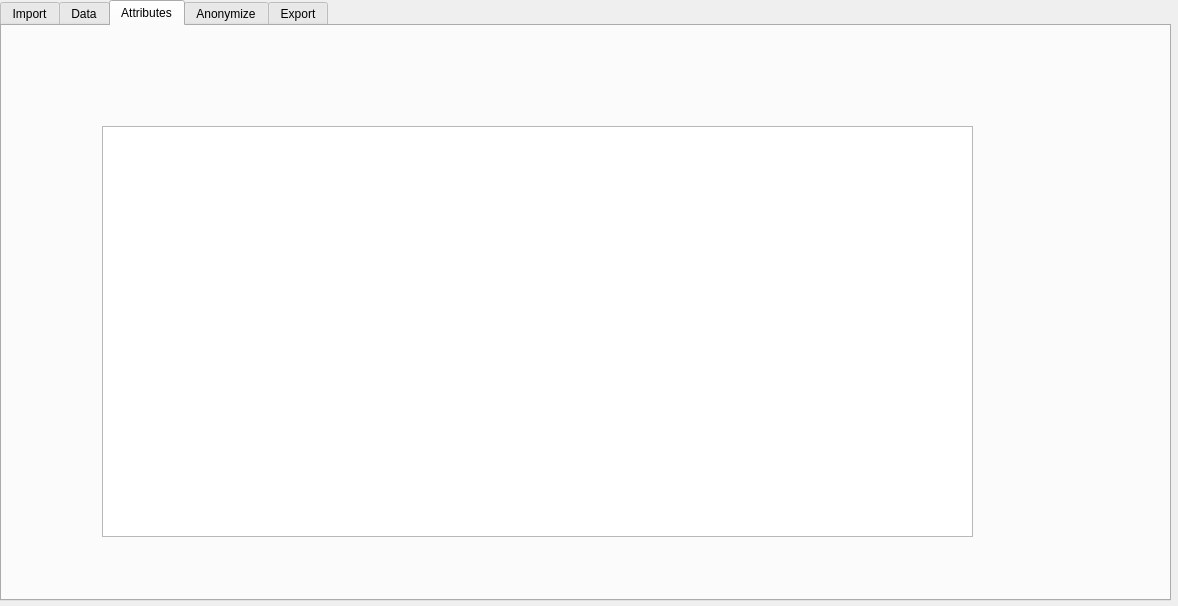
Above: Application.ui from brunoguedelha99/Tese before the change. Below: the same form after it.
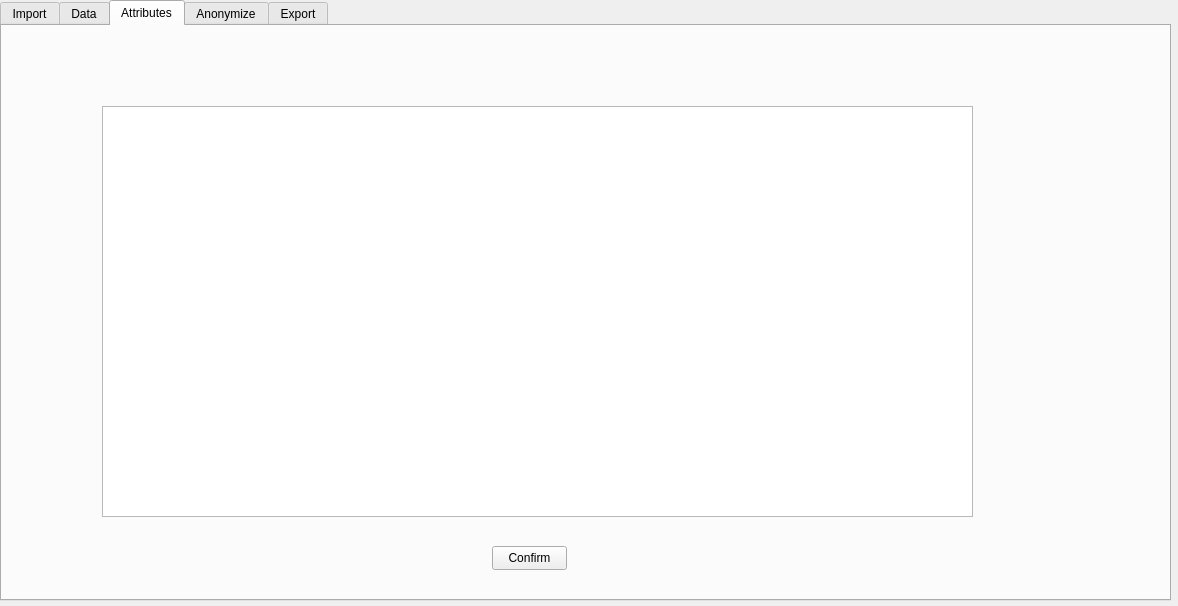
That is the form after the change.

Commit message: Add confirm button to attributes

```diff
--- a/Application.ui
+++ b/Application.ui
@@ -79,12 +79,25 @@
      <property name="geometry">
       <rect>
        <x>100</x>
-       <y>100</y>
+       <y>80</y>
        <width>871</width>
        <height>411</height>
       </rect>
      </property>
     </widget>
+    <widget class="QPushButton" name="pushButtonConfirm">
+     <property name="geometry">
+      <rect>
+       <x>490</x>
+       <y>520</y>
+       <width>75</width>
+       <height>24</height>
+      </rect>
+     </property>
+     <property name="text">
+      <string>Confirm</string>
+     </property>
+    </widget>
    </widget>
    <widget class="QWidget" name="tab_3">
     <attribute name="title">
```
The commit also changes 1 other file.
